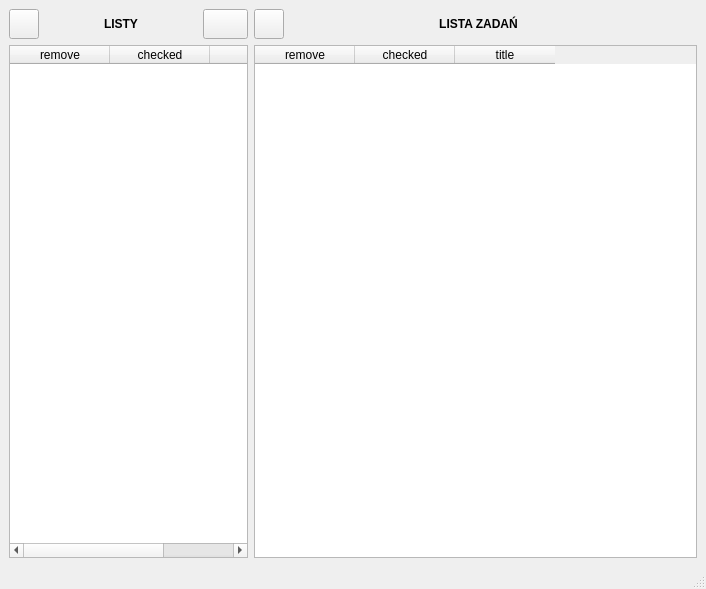
Qt form Terminator_client/src/mainWindow/mainwindow.ui (PR3D4T0R15/TerminatorClient) before a commit.
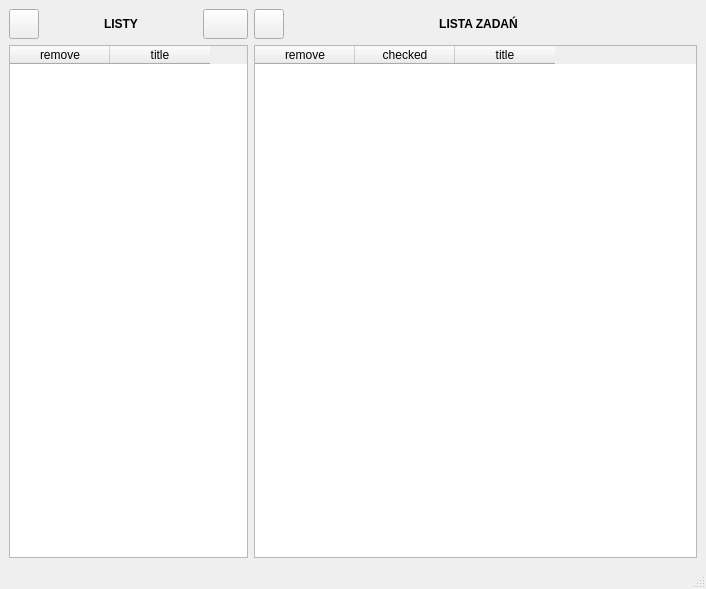
The same form after that commit. Icons and pictures are not drawn.

What changed in the file:
```diff
--- a/Terminator_client/src/mainWindow/mainwindow.ui
+++ b/Terminator_client/src/mainWindow/mainwindow.ui
@@ -167,11 +167,6 @@
           <string>remove</string>
          </property>
         </column>
-        <column>
-         <property name="text">
-          <string>checked</string>
-         </property>
-        </column>
         <column>
          <property name="text">
           <string>title</string>
```
